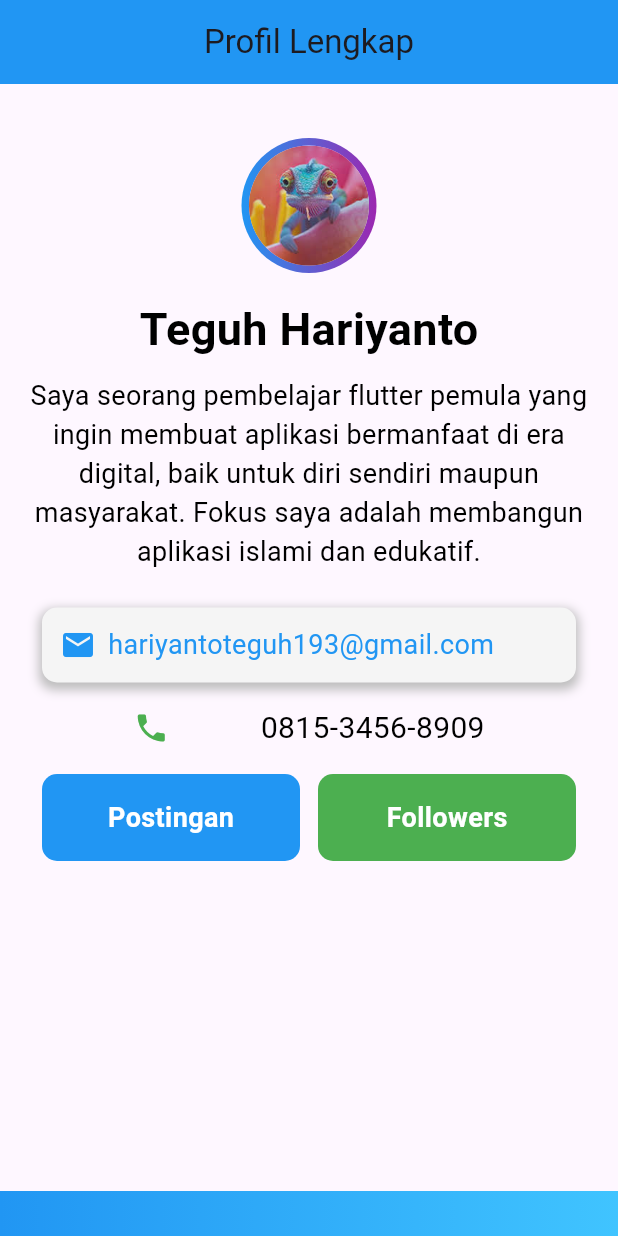
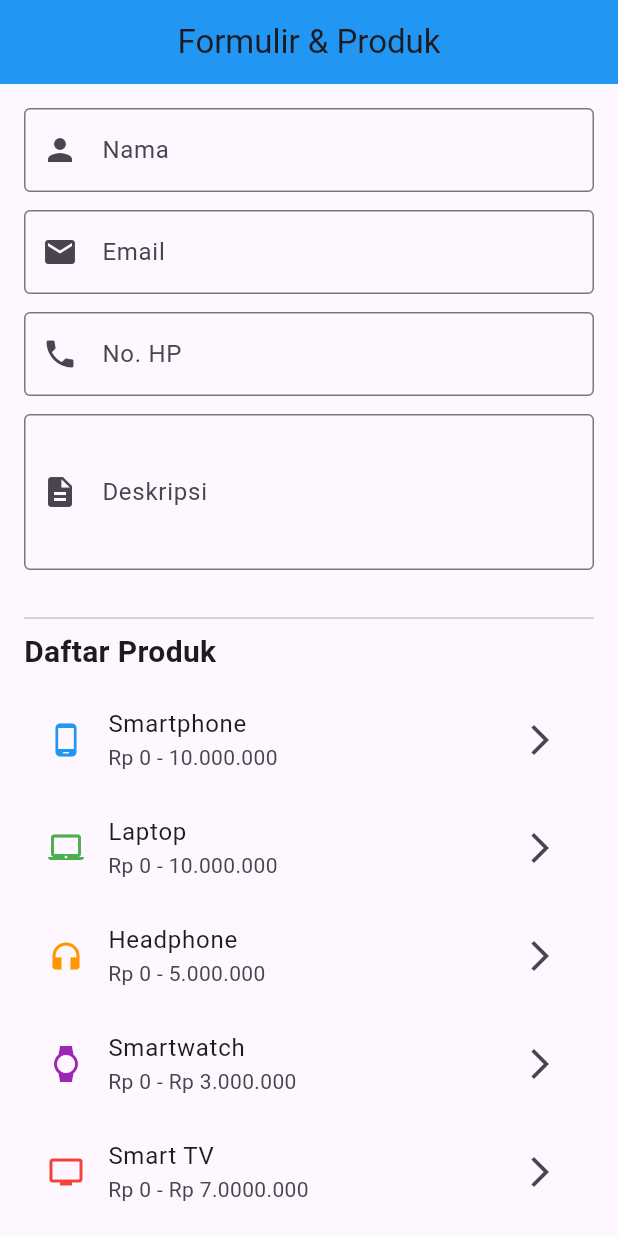
Before and after one commit to TghHry/belajar_flutter, a Flutter app: the screen it shows after launch, on a phone screen of 412 x 824 dp. Run offline on Flutter 3.47's test engine with Material 3 defaults, Android fonts, the phone set to English and light mode, and no system bars.

Commit message:
Tugas 3 dan 4

```diff
--- a/lib/meet_1/tugas_1_flutter.dart
+++ b/lib/meet_1/tugas_1_flutter.dart
@@ -1,7 +1,7 @@
 import 'package:flutter/material.dart';
 
-class Tugas1Flutter extends StatelessWidget {
-  const Tugas1Flutter({super.key});
+class TugasSatu extends StatelessWidget {
+  const TugasSatu({super.key});
 
   @override
   Widget build(BuildContext context) {
--- a/lib/meet_2/tugas_2_flutter.dart
+++ b/lib/meet_2/tugas_2_flutter.dart
@@ -1,7 +1,7 @@
 import 'package:flutter/material.dart';
 
-class MeetDua extends StatelessWidget {
-  const MeetDua({super.key});
+class TugasDua extends StatelessWidget {
+  const TugasDua({super.key});
 
   @override
   Widget build(BuildContext context) {
--- /dev/null
+++ b/lib/meet_4/tugas_4_flutter.dart
@@ -0,0 +1,99 @@
+import 'package:flutter/material.dart';
+
+class TugasEmpat extends StatelessWidget {
+  const TugasEmpat({super.key});
+
+  @override
+  Widget build(BuildContext context) {
+    return Scaffold(
+      appBar: AppBar(
+        title: const Text("Formulir & Produk"),
+        centerTitle: true,
+        backgroundColor: Colors.blue,
+      ),
+      body: ListView(
+        padding: const EdgeInsets.all(16),
+        children: [
+          // FORMULIR
+          const TextField(
+            decoration: InputDecoration(
+              labelText: 'Nama',
+              prefixIcon: Icon(Icons.person),
+              hintText: 'Contoh : Rudi Tabuti',
+              border: OutlineInputBorder(),
+            ),
+          ),
+          const SizedBox(height: 12),
+          const TextField(
+            decoration: InputDecoration(
+              labelText: 'Email',
+              hintText: 'Contoh : rudi123@gmail.com',
+              prefixIcon: Icon(Icons.email),
+              border: OutlineInputBorder(),
+            ),
+            keyboardType: TextInputType.emailAddress,
+          ),
+          const SizedBox(height: 12),
+          const TextField(
+            decoration: InputDecoration(
+              labelText: 'No. HP',
+              hintText: 'Contoh : 089655262727',
+              prefixIcon: Icon(Icons.phone),
+              border: OutlineInputBorder(),
+            ),
+            keyboardType: TextInputType.phone,
+          ),
+          const SizedBox(height: 12),
+          const TextField(
+            decoration: InputDecoration(
+              labelText: 'Deskripsi',
+              hintText: 'Tuliskan deskripsi',
+              prefixIcon: Icon(Icons.description),
+              border: OutlineInputBorder(),
+            ),
+            maxLines: 3,
+          ),
+          const SizedBox(height: 24),
+          const Divider(),
+          const Text(
+            "Daftar Produk",
+            style: TextStyle(fontSize: 20, fontWeight: FontWeight.bold),
+          ),
+          const SizedBox(height: 8),
+
+          // PRODUK LIST
+          ListTile(
+            leading: const Icon(Icons.phone_android, color: Colors.blue),
+            title: const Text("Smartphone"),
+            trailing: const Icon(Icons.arrow_forward_ios),
+            subtitle: const Text("Rp 0 - 10.000.000"),
+          ),
+          ListTile(
+            leading: const Icon(Icons.laptop_mac, color: Colors.green),
+            title: const Text("Laptop "),
+            trailing: const Icon(Icons.arrow_forward_ios),
+            subtitle: const Text("Rp 0 - 10.000.000"),
+          ),
+          ListTile(
+            leading: const Icon(Icons.headphones, color: Colors.orange),
+            title: const Text("Headphone"),
+            trailing: const Icon(Icons.arrow_forward_ios),
+            subtitle: const Text("Rp 0 - 5.000.000"),
+          ),
+          ListTile(
+            leading: const Icon(Icons.watch, color: Colors.purple),
+            title: const Text("Smartwatch "),
+            trailing: const Icon(Icons.arrow_forward_ios),
+            subtitle: const Text("Rp 0 - Rp 3.000.000"),
+          ),
+          ListTile(
+            leading: const Icon(Icons.tv, color: Colors.red),
+            title: const Text("Smart TV"),
+            trailing: Icon(Icons.arrow_forward_ios),
+            subtitle: const Text("Rp 0 - Rp 7.0000.000 "),
+          ),
+        ],
+      ),
+    );
+  }
+}
```
Also changed, not shown: lib/main.dart (+74 -7 lines), lib/meet_2/contoh_contoh2.dart (added, +138 -0 lines), lib/meet_3/tugas_3_flutter.dart (added, +393 -0 lines).
